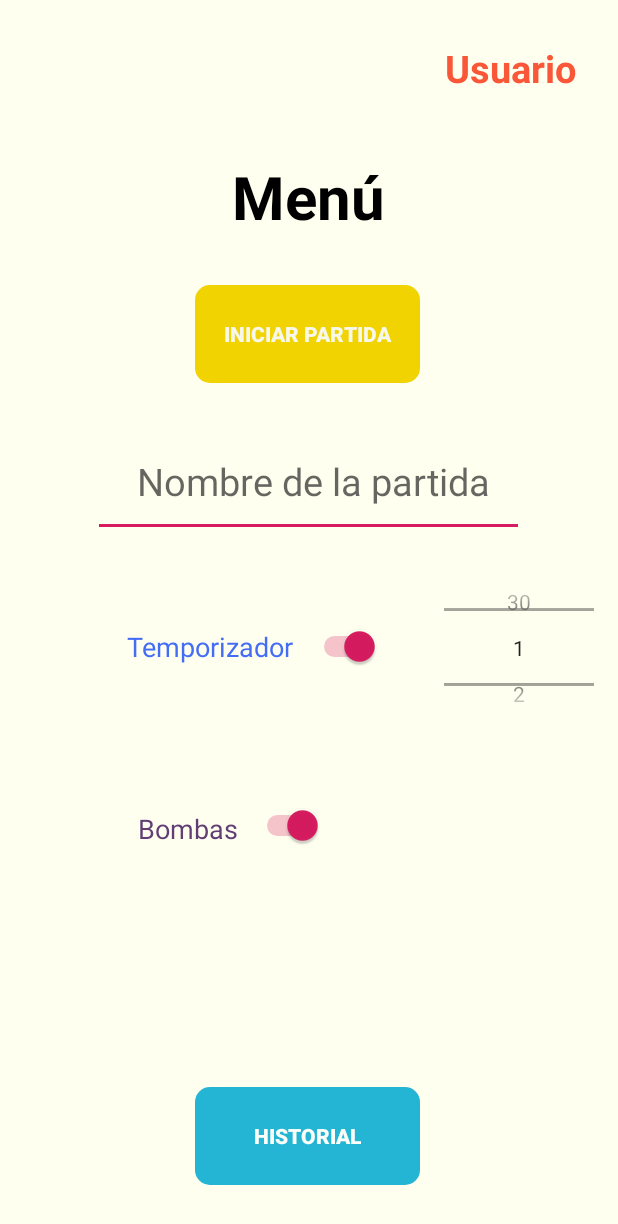
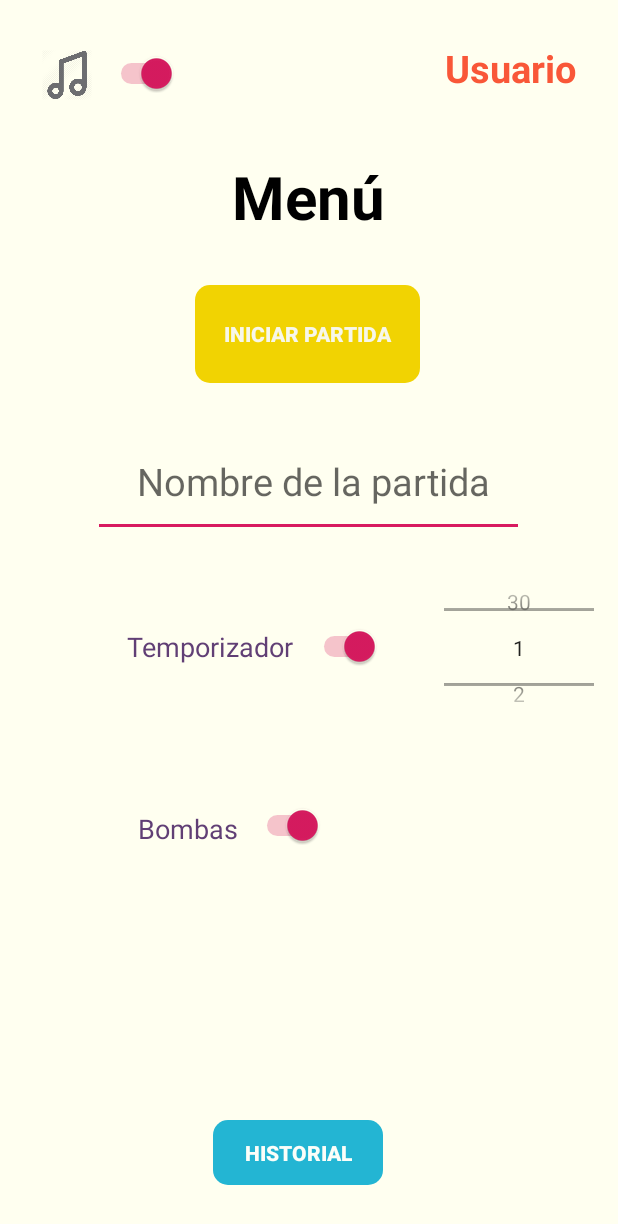
Before and after one commit to silviabolanosp/2048Game, an Android app: the MainActivity screen opened directly, with no data from a screen before it, on a phone screen of 412 x 824 dp. Shown: the top 1224 px of the screen. Run offline under Robolectric (Android 15) with nearby library versions, the phone set to English and light mode, and no system bars; 2 statements that could not run were skipped.

Commit message:
agrega boton para pausar y resumir musica en el main activity

```diff
--- a/app/src/main/java/com/example/a2048game/MainActivity.java
+++ b/app/src/main/java/com/example/a2048game/MainActivity.java
@@ -16,6 +16,8 @@ public class MainActivity extends AppCompatActivity {
     Button btnScores;
     MediaPlayer mediaPlayer;
     Switch timerSwitch;
+    Switch musicSwitch;
+
     NumberPicker np;
     int minutes = 0;
     public static final String EXTRA_MINUTES = "com.example.a2048game.MINUTES";
@@ -67,33 +69,32 @@ public class MainActivity extends AppCompatActivity {
 
 
 
-        //Get the widgets reference from XML layout
+        // NUMBER PICKER
         np = (NumberPicker) findViewById(R.id.np);
-
-        //Set TextView text color
-        //   tv.setTextColor(Color.parseColor("#ffd32b3b"));
-
-        //Populate NumberPicker values from minimum and maximum value range
-        //Set the minimum value of NumberPicker
         np.setMinValue(1);
-        //Specify the maximum value/number of NumberPicker
         np.setMaxValue(30);
-
-        //Gets whether the selector wheel wraps when reaching the min/max value.
         np.setWrapSelectorWheel(true);
 
-        //Set a value change listener for NumberPicker
-        np.setOnValueChangedListener(new NumberPicker.OnValueChangeListener() {
-            @Override
-            public void onValueChange(NumberPicker picker, int oldVal, int newVal){
-                //Display the newly selected number from picker
-                //   tv.setText("Minutos : " + newVal);
-            }
-        });
 
         // MUSIC
         mediaPlayer = MediaPlayer.create(getApplicationContext(), R.raw.music);
         mediaPlayer.start();
+
+        musicSwitch = (Switch) findViewById(R.id.music);
+
+        musicSwitch.setOnClickListener(new View.OnClickListener() {
+            @Override
+            public void onClick(View v) {
+
+                if (musicSwitch.isChecked()){
+                    mediaPlayer.start();
+                }
+                else{
+                    mediaPlayer.pause();
+                }
+
+            }
+        });
     }
 
     /*@Override
@@ -111,11 +112,4 @@ public class MainActivity extends AppCompatActivity {
         });
     }*/
 
-    @Override
-    protected void onPause() {
-        super.onPause();
-        mediaPlayer.stop();
-        mediaPlayer.release();
-
-    }
 }
--- a/app/src/main/res/layout/activity_main.xml
+++ b/app/src/main/res/layout/activity_main.xml
@@ -88,8 +88,8 @@
     <Button
         android:id="@+id/btnScores"
         style="@style/Widget.AppCompat.Button.Borderless"
-        android:layout_width="150dp"
-        android:layout_height="65dp"
+        android:layout_width="113dp"
+        android:layout_height="43dp"
         android:layout_marginStart="130dp"
         android:layout_marginTop="45dp"
         android:layout_marginEnd="131dp"
@@ -100,7 +100,7 @@
         android:textStyle="bold"
         app:layout_constraintBottom_toBottomOf="parent"
         app:layout_constraintEnd_toEndOf="parent"
-        app:layout_constraintHorizontal_bias="0.0"
+        app:layout_constraintHorizontal_bias="0.324"
         app:layout_constraintStart_toStartOf="parent"
         app:layout_constraintTop_toBottomOf="@+id/bombs"
         app:layout_constraintVertical_bias="1.0" />
@@ -115,7 +115,7 @@
         android:gravity="center"
         android:padding="30dp"
         android:text="Temporizador"
-        android:textColor="#446DF6"
+        android:textColor="#613F75"
         android:textOff="Off"
         android:textOn="On"
         android:textSize="18sp"
@@ -145,5 +145,28 @@
         app:layout_constraintEnd_toEndOf="parent"
         app:layout_constraintTop_toTopOf="parent" />
 
+    <Switch
+        android:id="@+id/music"
+        android:layout_width="90dp"
+        android:layout_height="41dp"
+        android:layout_marginStart="28dp"
+        android:layout_marginTop="28dp"
+        android:checked="true"
+        android:textColor="#613F75"
+        android:textSize="18sp"
+        app:layout_constraintStart_toStartOf="parent"
+        app:layout_constraintTop_toTopOf="parent" />
+
+    <ImageView
+        android:id="@+id/music_icon"
+        android:layout_width="33dp"
+        android:layout_height="44dp"
+        android:layout_marginStart="28dp"
+        android:layout_marginTop="28dp"
+        android:src="@drawable/music_note"
+        app:layout_constraintStart_toStartOf="parent"
+        app:layout_constraintTop_toTopOf="parent"
+        app:srcCompat="@drawable/music_note" />
+
 
 </androidx.constraintlayout.widget.ConstraintLayout>
```
Also changed, not shown: app/src/main/res/drawable/music_note.png (added).
